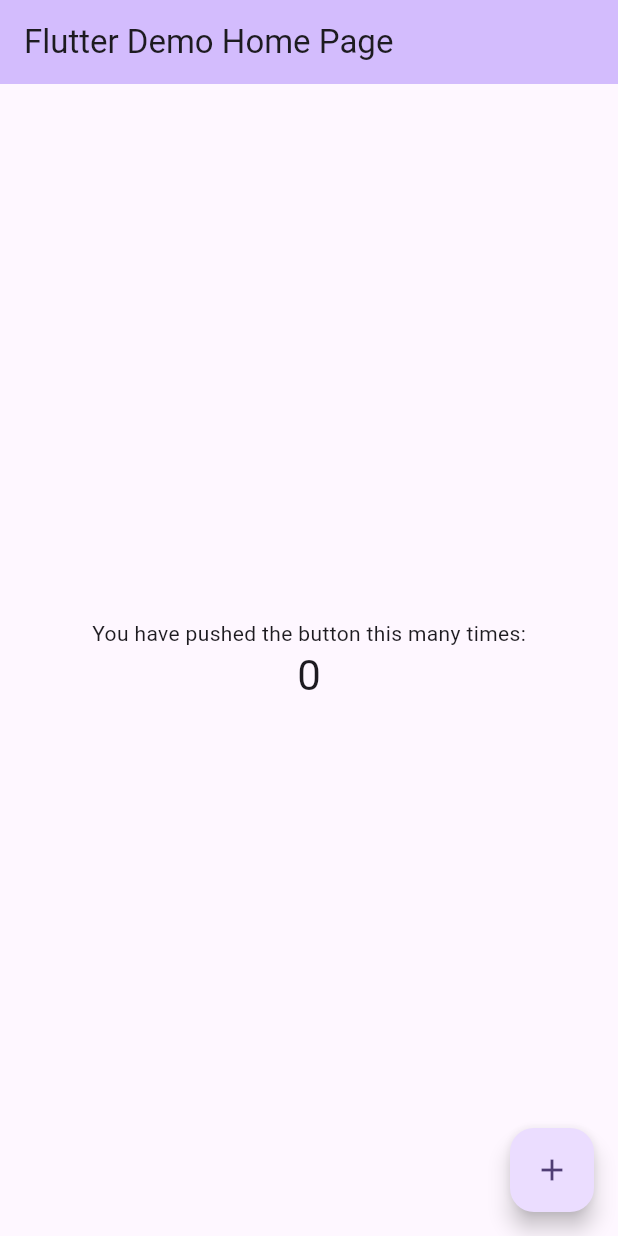
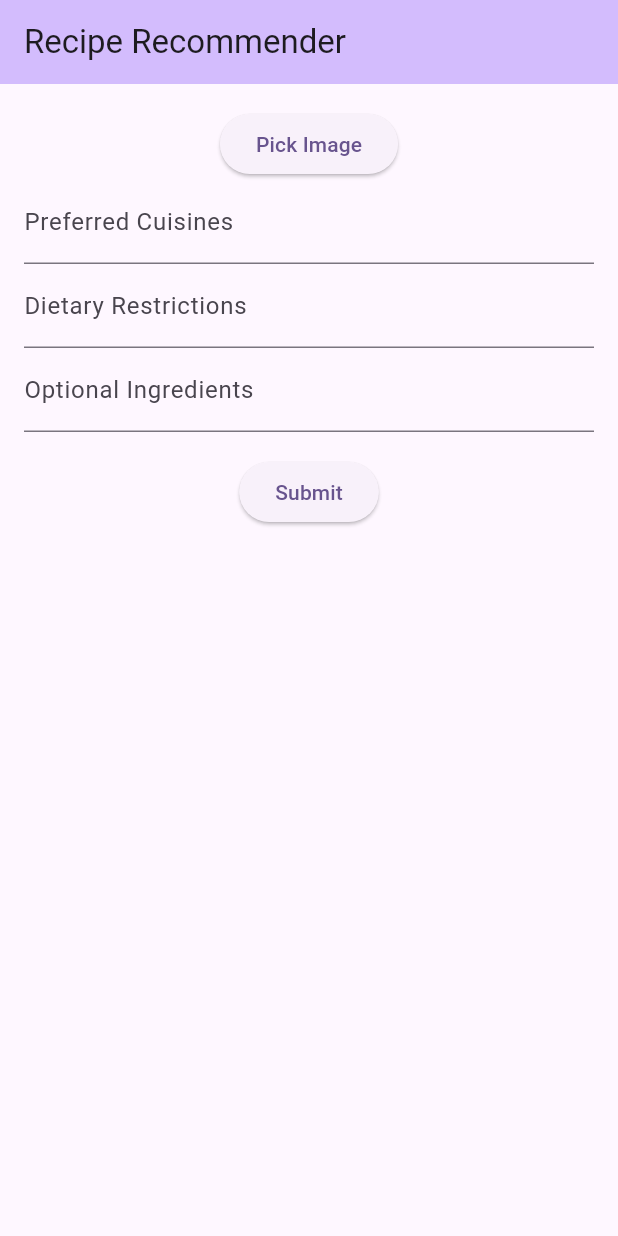
Before and after one commit to PumuduRajakaruna/gen_ai_food_app, a Flutter app: the screen it shows after launch, on a phone screen of 412 x 824 dp. Run offline on Flutter 3.47's test engine with Material 3 defaults, Android fonts, the phone set to English and light mode, and no system bars; our stand-ins replace google_generative_ai, image_picker.

Commit message:
added rough UI and basic code for submit prompt

```diff
--- a/gen_ai_food_app/lib/main.dart
+++ b/gen_ai_food_app/lib/main.dart
@@ -1,4 +1,6 @@
+import 'dart:typed_data';
 import 'package:flutter/material.dart';
+import 'package:image_picker/image_picker.dart';
 import 'package:google_generative_ai/google_generative_ai.dart';
 
 void main() {
@@ -8,47 +10,21 @@
 class MyApp extends StatelessWidget {
   const MyApp({super.key});
 
-  // This widget is the root of your application.
   @override
   Widget build(BuildContext context) {
     return MaterialApp(
-      title: 'Flutter Demo',
+      title: 'Recipe Recommender',
       theme: ThemeData(
-        // This is the theme of your application.
-        //
-        // TRY THIS: Try running your application with "flutter run". You'll see
-        // the application has a purple toolbar. Then, without quitting the app,
-        // try changing the seedColor in the colorScheme below to Colors.green
-        // and then invoke "hot reload" (save your changes or press the "hot
-        // reload" button in a Flutter-supported IDE, or press "r" if you used
-        // the command line to start the app).
-        //
-        // Notice that the counter didn't reset back to zero; the application
-        // state is not lost during the reload. To reset the state, use hot
-        // restart instead.
-        //
-        // This works for code too, not just values: Most code changes can be
-        // tested with just a hot reload.
         colorScheme: ColorScheme.fromSeed(seedColor: Colors.deepPurple),
         useMaterial3: true,
       ),
-      home: const MyHomePage(title: 'Flutter Demo Home Page'),
+      home: const MyHomePage(title: 'Recipe Recommender'),
     );
   }
 }
 
 class MyHomePage extends StatefulWidget {
   const MyHomePage({super.key, required this.title});
-
-  // This widget is the home page of your application. It is stateful, meaning
-  // that it has a State object (defined below) that contains fields that affect
-  // how it looks.
-
-  // This class is the configuration for the state. It holds the values (in this
-  // case the title) provided by the parent (in this case the App widget) and
-  // used by the build method of the State. Fields in a Widget subclass are
-  // always marked "final".
-
   final String title;
 
   @override
@@ -56,91 +32,121 @@
 }
 
 class _MyHomePageState extends State<MyHomePage> {
-  int _counter = 0;
-  late final geminiVisionProModel;
+  final picker = ImagePicker();
+  Uint8List? _imageBytes;
+
+  final _cuisineController = TextEditingController();
+  final _dietController = TextEditingController();
+  final _ingredientsController = TextEditingController();
+  String _response = '';
+
+  late final GenerativeModel geminiModel;
 
   @override
   void initState() {
-    geminiVisionProModel = GenerativeModel(
-      model: 'gemini-vision-pro',
-      apiKey: String.fromEnvironment('API_KEY'),
+    super.initState();
+    geminiModel = GenerativeModel(
+      model: 'gemini-1.5-pro',
+      apiKey: const String.fromEnvironment('API_KEY'),
       safetySettings: [
-        SafetySetting(
-          HarmCategory.harassment,
-          HarmBlockThreshold.high,
-        ),
-        SafetySetting(
-          HarmCategory.hateSpeech,
-          HarmBlockThreshold.high,
-        ),
+        SafetySetting(HarmCategory.harassment, HarmBlockThreshold.high),
+        SafetySetting(HarmCategory.hateSpeech, HarmBlockThreshold.high),
       ],
     );
-    super.initState();
   }
 
-  void _incrementCounter() {
-    setState(() {
-      // This call to setState tells the Flutter framework that something has
-      // changed in this State, which causes it to rerun the build method below
-      // so that the display can reflect the updated values. If we changed
-      // _counter without calling setState(), then the build method would not be
-      // called again, and so nothing would appear to happen.
-      _counter++;
-    });
+  Future<void> _pickImage() async {
+    final pickedFile = await picker.pickImage(source: ImageSource.gallery);
+    if (pickedFile != null) {
+      final bytes = await pickedFile.readAsBytes();
+      setState(() {
+        _imageBytes = bytes;
+      });
+    }
+  }
+
+  Future<void> _submitPrompt() async {
+    if (_imageBytes == null) return;
+
+    final cuisine = _cuisineController.text;
+    final diet = _dietController.text;
+    final ingredients = _ingredientsController.text;
+
+    final prompt = '''
+Recommend a recipe for me based on the provided image.
+
+I'm in the mood for the following types of cuisine: $cuisine
+I have the following dietary restrictions: $diet
+Optionally also include the following ingredients: $ingredients
+''';
+
+    try {
+      final response = await geminiModel.generateContent([
+        Content.multi([
+          TextPart(prompt),
+          DataPart('image/jpeg', _imageBytes!),
+        ])
+      ]);
+
+      setState(() {
+        _response = response.text ?? 'No response from AI.';
+      });
+    } catch (e) {
+      setState(() {
+        _response = 'Error: $e';
+      });
+    }
   }
 
   @override
   Widget build(BuildContext context) {
-    // This method is rerun every time setState is called, for instance as done
-    // by the _incrementCounter method above.
-    //
-    // The Flutter framework has been optimized to make rerunning build methods
-    // fast, so that you can just rebuild anything that needs updating rather
-    // than having to individually change instances of widgets.
     return Scaffold(
       appBar: AppBar(
-        // TRY THIS: Try changing the color here to a specific color (to
-        // Colors.amber, perhaps?) and trigger a hot reload to see the AppBar
-        // change color while the other colors stay the same.
         backgroundColor: Theme.of(context).colorScheme.inversePrimary,
-        // Here we take the value from the MyHomePage object that was created by
-        // the App.build method, and use it to set our appbar title.
         title: Text(widget.title),
       ),
-      body: Center(
-        // Center is a layout widget. It takes a single child and positions it
-        // in the middle of the parent.
+      body: SingleChildScrollView(
+        padding: const EdgeInsets.all(16),
         child: Column(
-          // Column is also a layout widget. It takes a list of children and
-          // arranges them vertically. By default, it sizes itself to fit its
-          // children horizontally, and tries to be as tall as its parent.
-          //
-          // Column has various properties to control how it sizes itself and
-          // how it positions its children. Here we use mainAxisAlignment to
-          // center the children vertically; the main axis here is the vertical
-          // axis because Columns are vertical (the cross axis would be
-          // horizontal).
-          //
-          // TRY THIS: Invoke "debug painting" (choose the "Toggle Debug Paint"
-          // action in the IDE, or press "p" in the console), to see the
-          // wireframe for each widget.
-          mainAxisAlignment: MainAxisAlignment.center,
-          children: <Widget>[
-            const Text(
-              'You have pushed the button this many times:',
+          children: [
+            ElevatedButton(
+              onPressed: _pickImage,
+              child: const Text('Pick Image'),
             ),
-            Text(
-              '$_counter',
-              style: Theme.of(context).textTheme.headlineMedium,
+            if (_imageBytes != null)
+              Padding(
+                padding: const EdgeInsets.symmetric(vertical: 8),
+                child: Image.memory(_imageBytes!, height: 200),
+              ),
+            TextField(
+              controller: _cuisineController,
+              decoration:
+                  const InputDecoration(labelText: 'Preferred Cuisines'),
             ),
+            TextField(
+              controller: _dietController,
+              decoration:
+                  const InputDecoration(labelText: 'Dietary Restrictions'),
+            ),
+            TextField(
+              controller: _ingredientsController,
+              decoration:
+                  const InputDecoration(labelText: 'Optional Ingredients'),
+            ),
+            const SizedBox(height: 16),
+            ElevatedButton(
+              onPressed: _submitPrompt,
+              child: const Text('Submit'),
+            ),
+            const SizedBox(height: 24),
+            if (_response.isNotEmpty)
+              Text(
+                _response,
+                style: const TextStyle(fontSize: 16),
+              ),
           ],
         ),
       ),
-      floatingActionButton: FloatingActionButton(
-        onPressed: _incrementCounter,
-        tooltip: 'Increment',
-        child: const Icon(Icons.add),
-      ), // This trailing comma makes auto-formatting nicer for build methods.
     );
   }
 }
--- a/gen_ai_food_app/pubspec.yaml
+++ b/gen_ai_food_app/pubspec.yaml
@@ -35,6 +35,7 @@ dependencies:
   # Use with the CupertinoIcons class for iOS style icons.
   cupertino_icons: ^1.0.8
   google_generative_ai: ^0.4.7
+  image_picker: ^1.0.4
 
 dev_dependencies:
   flutter_test:
```
Also changed, not shown: gen_ai_food_app/pubspec.lock, 5 other files.
